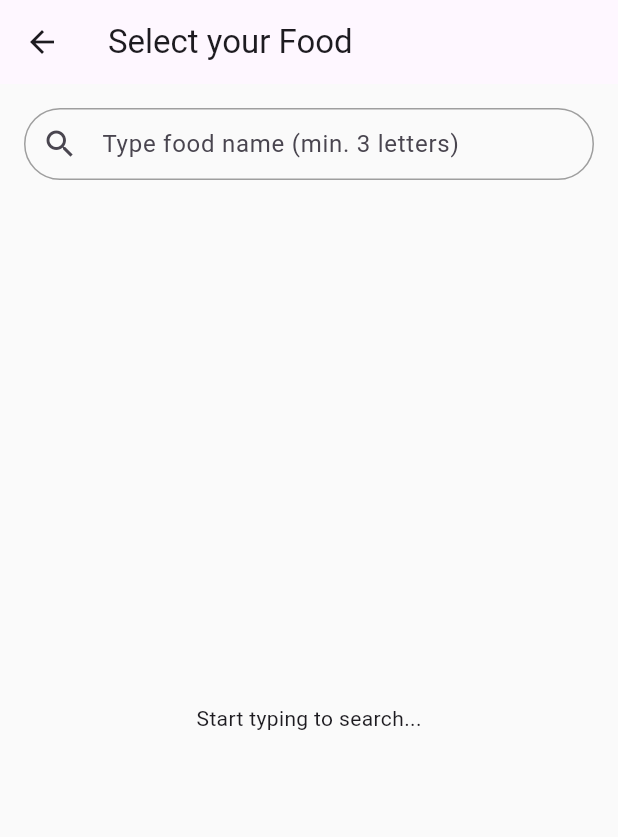
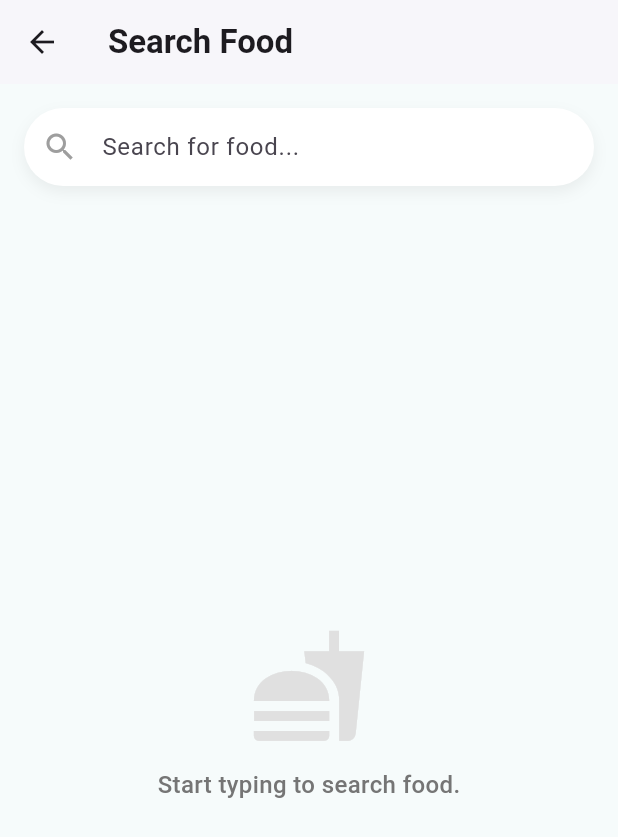
Before and after one commit to okkaraungaung/EatSmart, a Flutter app: the screen it shows after launch, item 3 of the bottom bar chosen, on a phone screen of 412 x 824 dp. Shown: the top 837 px of the screen. Run offline on Flutter 3.47's test engine with Material 3 defaults, Android fonts, the phone set to English and light mode, and no system bars.

Commit message:
fix: search bar and background ui

```diff
--- a/lib/food_search_screen.dart
+++ b/lib/food_search_screen.dart
@@ -62,7 +62,7 @@ class _FoodSearchScreenState extends State<FoodSearchScreen> {
       if (_debounce?.isActive ?? false) _debounce!.cancel();
       _debounce = Timer(_debounceDuration, () => searchFood(query));
 
-      setState(() {}); // refresh UI for clear button
+      setState(() {});
     });
   }
 
@@ -76,68 +76,85 @@ class _FoodSearchScreenState extends State<FoodSearchScreen> {
   @override
   Widget build(BuildContext context) {
     return Scaffold(
-      appBar: AppBar(title: const Text('Select your Food')),
+      backgroundColor: const Color(0xFFF6FBFB),
+
+      appBar: AppBar(
+        title: const Text(
+          "Search Food",
+          style: TextStyle(fontWeight: FontWeight.bold),
+        ),
+        elevation: 1,
+        backgroundColor: Colors.white,
+      ),
+
       body: Padding(
         padding: const EdgeInsets.all(16),
         child: Column(
           children: [
             //SEARCH BOX
-            TextField(
+            Container(
+              decoration: BoxDecoration(
+                color: Colors.white,
+                borderRadius: BorderRadius.circular(28),
+                boxShadow: [
+                  BoxShadow(
+                    color: Colors.black12.withOpacity(0.06),
+                    blurRadius: 8,
+                    offset: const Offset(0, 4),
+                  ),
+                ],
+              ),
+              child: TextField(
                 controller: _controller,
                 decoration: InputDecoration(
-                hintText: 'Type food name (min. 3 letters)',
-                prefixIcon: const Icon(Icons.search),
+                  hintText: "Search for food...",
+                  prefixIcon: const Icon(Icons.search, color: Colors.grey),
 
-                // Reduced height
-                contentPadding: const EdgeInsets.symmetric(
-                  vertical: 10, // smaller height
-                  horizontal: 16,
-                ),
-
-                // Clear button
                   suffixIcon: _controller.text.isNotEmpty
                       ? IconButton(
-                        icon: const Icon(Icons.close),
+                          icon: const Icon(Icons.close, color: Colors.grey),
                           onPressed: () {
                             _controller.clear();
-                          setState(() {
-                            _foods = [];
-                          });
+                            setState(() => _foods = []);
                           },
                         )
                       : null,
 
-                border: OutlineInputBorder(
-                  borderRadius: BorderRadius.circular(30),
+                  border: InputBorder.none,
+                  contentPadding: const EdgeInsets.symmetric(
+                    vertical: 14,
+                    horizontal: 18,
                   ),
-
-                enabledBorder: OutlineInputBorder(
-                  borderRadius: BorderRadius.circular(30),
-                  borderSide: const BorderSide(color: Colors.grey),
-                ),
-
-                focusedBorder: OutlineInputBorder(
-                  borderRadius: BorderRadius.circular(30),
-                  borderSide: const BorderSide(color: Colors.blue),
                 ),
               ),
             ),
 
-            const SizedBox(height: 30),
+            const SizedBox(height: 20),
 
-            // RESULTS SECTION
+            //RESULTS UI
             if (_loading)
-              const Center(child: CircularProgressIndicator())
+              const Expanded(child: Center(child: CircularProgressIndicator()))
             else if (_controller.text.isEmpty)
-              const Expanded(
-                child: Center(child: Text("Start typing to search...")),
+              Expanded(
+                child: _emptyMessage(
+                  icon: Icons.fastfood,
+                  text: "Start typing to search food.",
+                ),
               )
             else if (_controller.text.length < 3)
-              const Expanded(
-                child: Center(child: Text("Type at least 3 letters.")),
+              Expanded(
+                child: _emptyMessage(
+                  icon: Icons.error_outline,
+                  text: "Type at least 3 letters.",
+                ),
               )
             else if (_foods.isEmpty)
-              const Expanded(child: Center(child: Text("No results found.")))
+              Expanded(
+                child: _emptyMessage(
+                  icon: Icons.search_off,
+                  text: "No results found.",
+                ),
+              )
             else
               Expanded(
                 child: ListView.builder(
@@ -150,10 +167,49 @@ class _FoodSearchScreenState extends State<FoodSearchScreen> {
                     final nutrients = food["nutrients"] ?? {};
                     final kcal = nutrients["ENERC_KCAL"]?.toString() ?? "N/A";
 
-                    return Card(
+                    return Container(
+                      margin: const EdgeInsets.only(bottom: 14),
+                      decoration: BoxDecoration(
+                        color: Colors.white,
+                        borderRadius: BorderRadius.circular(18),
+                        boxShadow: [
+                          BoxShadow(
+                            color: Colors.black12.withOpacity(0.07),
+                            blurRadius: 8,
+                            offset: const Offset(0, 3),
+                          ),
+                        ],
+                      ),
                       child: ListTile(
-                        title: Text(label),
-                        subtitle: Text("Calories: $kcal per 100g"),
+                        shape: RoundedRectangleBorder(
+                          borderRadius: BorderRadius.circular(18),
+                        ),
+                        contentPadding: const EdgeInsets.symmetric(
+                          horizontal: 20,
+                          vertical: 10,
+                        ),
+
+                        title: Text(
+                          label,
+                          style: const TextStyle(
+                            fontWeight: FontWeight.w600,
+                            fontSize: 16,
+                          ),
+                        ),
+
+                        subtitle: Text(
+                          "Calories: $kcal / 100g",
+                          style: const TextStyle(
+                            fontSize: 13,
+                            color: Color.fromARGB(255, 129, 129, 129),
+                          ),
+                        ),
+
+                        trailing: const Icon(
+                          Icons.chevron_right,
+                          color: Colors.black54,
+                        ),
+
                         onTap: () {
                           Navigator.push(
                             context,
@@ -175,4 +231,24 @@ class _FoodSearchScreenState extends State<FoodSearchScreen> {
       ),
     );
   }
+
+  // BEAUTIFUL EMPTY STATES
+
+  Widget _emptyMessage({required IconData icon, required String text}) {
+    return Column(
+      mainAxisAlignment: MainAxisAlignment.center,
+      children: [
+        Icon(icon, size: 80, color: Colors.grey[300]),
+        const SizedBox(height: 14),
+        Text(
+          text,
+          style: TextStyle(
+            fontSize: 16,
+            color: Colors.grey[600],
+            fontWeight: FontWeight.w500,
+          ),
+        ),
+      ],
+    );
   }
+}
```
Lines whose indentation alone changed are shown as unchanged.
